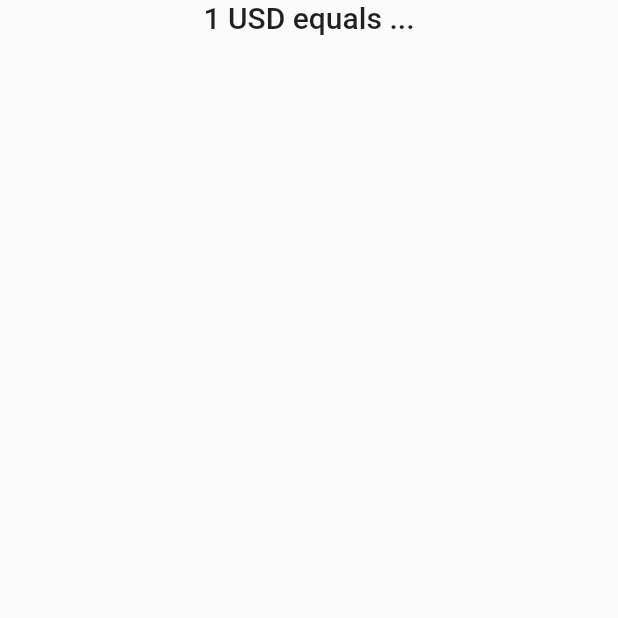
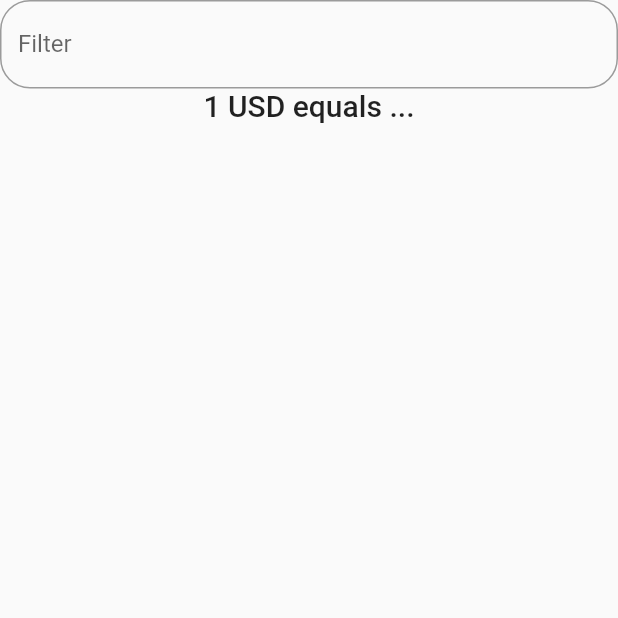
Before and after one commit to r100-stack/Flutter-Weekly-Series-5-Currency-Exchanger-App, a Flutter app: the screen it shows after launch, on a phone screen of 412 x 824 dp, the top half of it. Run offline on Flutter 3.47's test engine with Material 2 defaults, Android fonts, the phone set to English and light mode, and no system bars.

Commit message:
Added temp sol and TODOs

```diff
--- a/lib/screens/home_screen.dart
+++ b/lib/screens/home_screen.dart
@@ -25,8 +25,43 @@ class _HomeScreenState extends State<HomeScreen> {
   @override
   Widget build(BuildContext context) {
     return Scaffold(
-      body: Column(
+      // TODO (1): Wrap the Column in a SafeArea()
+      body: SafeArea(
+        child: Column(
           children: [
+
+            // TODO (2): Add a TextField()
+            // TODO (3): TextField.controller = controller
+            // TODO (4): TextField.decoration = InputDecoration
+            // TODO (5): InputDecoration.hintText = 'Filter...'
+            // TODO (6): InputDecoration.labelText = 'Filter'
+            // TODO (7): InputDecoration.border = OutlineInputBorder
+            // TODO (8): OutlineInputBorder.borderRadius = BorderRadius.circular(20.0)
+            // TODO (9): TextField.onChanged = FilterUtils.filterQuotes(context, text, quotes)
+            // TextField(
+            //   controller: controller,
+            //   decoration: InputDecoration(
+            //     hintText: 'Filter ...',
+            //     labelText: 'Filter',
+            //     border: OutlineInputBorder(
+            //       borderRadius: BorderRadius.circular(20.0),
+            //     ),
+            //   onChanged: (text) =>
+            //     FilterUtils.filterQuotes(context, text, quotes),
+            //   ),
+
+            TextField(
+              controller: controller,
+              decoration: InputDecoration(
+                hintText: 'Filter ...',
+                labelText: 'Filter',
+                border: OutlineInputBorder(
+                  borderRadius: BorderRadius.circular(20.0),
+                ),
+              ),
+              onChanged: (text) =>
+                  FilterUtils.filterQuotes(context, text, quotes),
+            ),
             Text('1 USD equals ...',
                 style: Theme.of(context).textTheme.headline6),
             Expanded(
@@ -38,6 +73,7 @@ class _HomeScreenState extends State<HomeScreen> {
             ),
           ],
         ),
+      ),
     );
   }
 }
```
Lines whose indentation alone changed are shown as unchanged.
